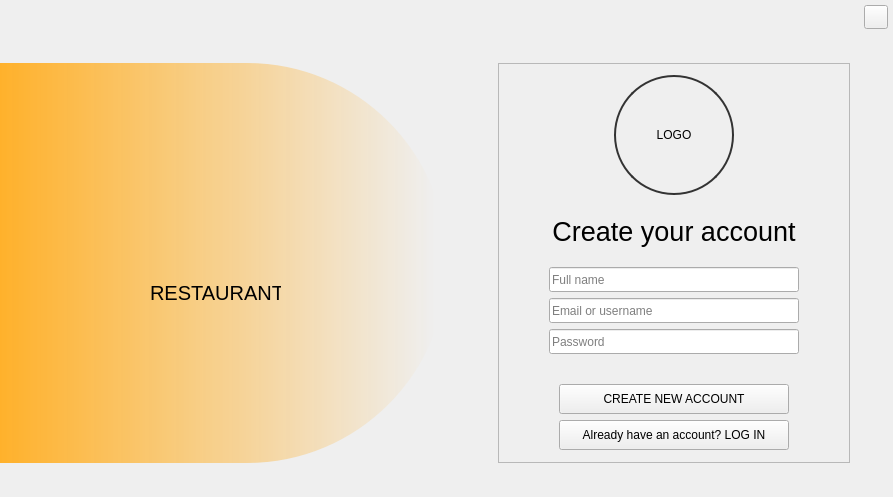
Qt form project/generated-files/ui/new_interface.ui (arishuynhvan/KTLT_K23416_Group2) before a commit.
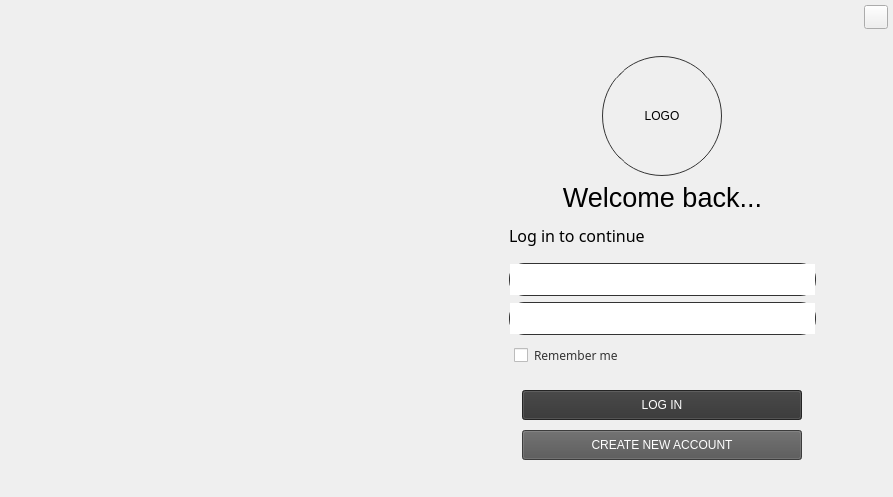
The same form after that commit. The open tabs and pages were chosen to show the change. Icons and pictures are not drawn. Custom widgets are drawn as their Qt base class.

Commit message: Implement Login Page

Diff of the .ui file:
```diff
--- a/project/generated-files/ui/new_interface.ui
+++ b/project/generated-files/ui/new_interface.ui
@@ -108,222 +108,21 @@
      <widget class="QStackedWidget" name="stackedWidget">
       <widget class="QWidget" name="Login_SignUp">
        <layout class="QVBoxLayout" name="verticalLayout_6">
-        <property name="spacing">
-         <number>0</number>
-        </property>
-        <property name="leftMargin">
-         <number>0</number>
-        </property>
-        <property name="topMargin">
-         <number>0</number>
-        </property>
-        <property name="rightMargin">
-         <number>0</number>
-        </property>
-        <property name="bottomMargin">
-         <number>0</number>
-        </property>
-        <item alignment="Qt::AlignVCenter">
+        <item>
          <widget class="QWidget" name="body_welcome" native="true">
           <layout class="QHBoxLayout" name="horizontalLayout_12">
-           <property name="spacing">
-            <number>0</number>
-           </property>
-           <property name="leftMargin">
-            <number>0</number>
-           </property>
-           <property name="topMargin">
-            <number>0</number>
-           </property>
-           <property name="rightMargin">
-            <number>0</number>
-           </property>
-           <property name="bottomMargin">
-            <number>0</number>
-           </property>
            <item>
-            <widget class="QCustomQStackedWidget" name="welcome_stackedWidget">
-             <property name="styleSheet">
-              <string notr="true">#welcome_stackedWidget {
- background-color: qlineargradient(spread:pad, x1:0, y1:0, x2:1, y2:0, stop:0 rgba(255, 177, 43, 255), stop:0.971591 rgba(255, 255, 255, 0), stop:1 rgba(255, 255, 255, 0));
-  border-top-right-radius:200px;
-  border-bottom-right-radius:200px;
-}
-#welcome_stackedWidget *{
-	background-color:transparent;
-}</string>
-             </property>
-             <property name="currentIndex">
-              <number>1</number>
-             </property>
-             <widget class="QWidget" name="left_login_page">
-              <property name="styleSheet">
-               <string notr="true" />
-              </property>
-              <layout class="QVBoxLayout" name="verticalLayout_14">
-               <property name="leftMargin">
-                <number>0</number>
-               </property>
-               <property name="rightMargin">
-                <number>0</number>
-               </property>
-               <item>
-                <widget class="QFrame" name="frame_3">
-                 <property name="sizePolicy">
-                  <sizepolicy hsizetype="Expanding" vsizetype="Expanding">
-                   <horstretch>0</horstretch>
-                   <verstretch>0</verstretch>
-                  </sizepolicy>
-                 </property>
-                 <property name="minimumSize">
-                  <size>
-                   <width>0</width>
-                   <height>0</height>
-                  </size>
-                 </property>
-                 <property name="maximumSize">
-                  <size>
-                   <width>16777215</width>
-                   <height>16777215</height>
-                  </size>
-                 </property>
-                 <property name="styleSheet">
-                  <string notr="true" />
-                 </property>
-                 <property name="frameShape">
-                  <enum>QFrame::StyledPanel</enum>
-                 </property>
-                 <property name="frameShadow">
-                  <enum>QFrame::Raised</enum>
-                 </property>
-                 <widget class="QLabel" name="label_3">
-                  <property name="geometry">
-                   <rect>
-                    <x>150</x>
-                    <y>200</y>
-                    <width>131</width>
-                    <height>41</height>
-                   </rect>
-                  </property>
-                  <property name="font">
-                   <font>
-                    <pointsize>15</pointsize>
-                   </font>
-                  </property>
-                  <property name="text">
-                   <string>RESTAURANT</string>
-                  </property>
-                 </widget>
-                </widget>
-               </item>
-              </layout>
-             </widget>
-             <widget class="QWidget" name="left_signup_page">
-              <property name="styleSheet">
-               <string notr="true" />
-              </property>
-              <layout class="QVBoxLayout" name="verticalLayout_15">
-               <property name="leftMargin">
-                <number>0</number>
-               </property>
-               <property name="rightMargin">
-                <number>0</number>
-               </property>
+            <widget class="QStackedWidget" name="stackedWidget_10">
+             <widget class="QWidget" name="left_login_page" />
+             <widget class="QWidget" name="left_signup_page" />
+            </widget>
+           </item>
                <item>
-                <widget class="QFrame" name="frame_4">
-                 <property name="sizePolicy">
-                  <sizepolicy hsizetype="Expanding" vsizetype="Expanding">
-                   <horstretch>0</horstretch>
-                   <verstretch>0</verstretch>
-                  </sizepolicy>
-                 </property>
-                 <property name="minimumSize">
-                  <size>
-                   <width>0</width>
-                   <height>0</height>
-                  </size>
-                 </property>
-                 <property name="maximumSize">
-                  <size>
-                   <width>16777215</width>
-                   <height>16777215</height>
-                  </size>
-                 </property>
-                 <property name="styleSheet">
-                  <string notr="true" />
-                 </property>
-                 <property name="frameShape">
-                  <enum>QFrame::StyledPanel</enum>
-                 </property>
-                 <property name="frameShadow">
-                  <enum>QFrame::Raised</enum>
-                 </property>
-                 <widget class="QLabel" name="label_2">
-                  <property name="geometry">
-                   <rect>
-                    <x>150</x>
-                    <y>190</y>
-                    <width>61</width>
-                    <height>31</height>
-                   </rect>
-                  </property>
-                  <property name="font">
-                   <font>
-                    <pointsize>15</pointsize>
-                   </font>
-                  </property>
-                  <property name="text">
-                   <string>Food</string>
-                  </property>
-                 </widget>
-                </widget>
-               </item>
-              </layout>
-             </widget>
-            </widget>
-           </item>
-           <item>
-            <widget class="QCustomQStackedWidget" name="login_signup_stackedWidget">
-             <property name="cursor">
-              <cursorShape>ArrowCursor</cursorShape>
-             </property>
-             <property name="currentIndex">
-              <number>1</number>
-             </property>
+            <widget class="QStackedWidget" name="stackedWidget_11">
              <widget class="QWidget" name="right_login_page">
               <layout class="QVBoxLayout" name="verticalLayout_3">
-               <property name="topMargin">
-                <number>0</number>
-               </property>
-               <property name="rightMargin">
-                <number>0</number>
-               </property>
-               <property name="bottomMargin">
-                <number>0</number>
-               </property>
                <item alignment="Qt::AlignHCenter">
-                <widget class="QFrame" name="frame">
-                 <property name="frameShape">
-                  <enum>QFrame::StyledPanel</enum>
-                 </property>
-                 <property name="frameShadow">
-                  <enum>QFrame::Raised</enum>
-                 </property>
-                 <layout class="QVBoxLayout" name="verticalLayout_4">
-                  <property name="leftMargin">
-                   <number>0</number>
-                  </property>
-                  <property name="topMargin">
-                   <number>0</number>
-                  </property>
-                  <property name="rightMargin">
-                   <number>0</number>
-                  </property>
-                  <property name="bottomMargin">
-                   <number>0</number>
-                  </property>
-                  <item alignment="Qt::AlignHCenter">
-                   <widget class="QLabel" name="login_photo_label">
+                <widget class="QLabel" name="profile_photo">
                     <property name="minimumSize">
                      <size>
                       <width>120</width>
@@ -337,7 +136,7 @@
                      </size>
                     </property>
                     <property name="styleSheet">
-                     <string notr="true">border-radius: 60px;  border: 1.5px solid #333;</string>
+                  <string notr="true">border-radius: 60px;  border: 1px solid #333;</string>
                     </property>
                     <property name="text">
                      <string>LOGO</string>
@@ -347,7 +146,7 @@
                     </property>
                    </widget>
                   </item>
-                  <item alignment="Qt::AlignHCenter">
+               <item>
                    <widget class="QLabel" name="label_21">
                     <property name="sizePolicy">
                      <sizepolicy hsizetype="Preferred" vsizetype="Preferred">
@@ -403,48 +202,48 @@
                     </item>
                     <item>
                      <layout class="QVBoxLayout" name="verticalLayout_8">
-                      <property name="sizeConstraint">
-                       <enum>QLayout::SetMinimumSize</enum>
-                      </property>
                       <property name="topMargin">
                        <number>10</number>
                       </property>
-                      <property name="rightMargin">
-                       <number>0</number>
-                      </property>
                       <property name="bottomMargin">
                        <number>15</number>
                       </property>
                       <item>
-                       <widget class="QLineEdit" name="login_username_lineEdit">
+                    <widget class="QTextEdit" name="username_textEdit">
                         <property name="minimumSize">
                          <size>
-                          <width>250</width>
-                          <height>25</height>
-                         </size>
-                        </property>
+                       <width>200</width>
+                       <height>30</height>
+                      </size>
+                     </property>
+                     <property name="maximumSize">
+                      <size>
+                       <width>16777215</width>
+                       <height>35</height>
+                      </size>
+                     </property>
                         <property name="styleSheet">
-                         <string notr="true" />
-                        </property>
-                        <property name="placeholderText">
-                         <string>Email or username</string>
-                        </property>
+                      <string notr="true">border-radius:15px; border: 1px solid #333;</string>
+                     </property>
                        </widget>
                       </item>
                       <item>
-                       <widget class="QLineEdit" name="login_password_lineEdit">
+                    <widget class="QTextEdit" name="username_textEdit_2">
                         <property name="minimumSize">
                          <size>
-                          <width>250</width>
-                          <height>25</height>
-                         </size>
-                        </property>
+                       <width>200</width>
+                       <height>30</height>
+                      </size>
+                     </property>
+                     <property name="maximumSize">
+                      <size>
+                       <width>16777215</width>
+                       <height>35</height>
+                      </size>
+                     </property>
                         <property name="styleSheet">
-                         <string notr="true" />
-                        </property>
-                        <property name="placeholderText">
-                         <string>Password</string>
-                        </property>
+                      <string notr="true">border-radius:15px; border: 1px solid #333;</string>
+                     </property>
                        </widget>
                       </item>
                       <item>
@@ -483,13 +282,13 @@
                        <widget class="QPushButton" name="login_button">
                         <property name="minimumSize">
                          <size>
-                          <width>230</width>
+                       <width>280</width>
                           <height>30</height>
                          </size>
                         </property>
                         <property name="maximumSize">
                          <size>
-                          <width>230</width>
+                       <width>280</width>
                           <height>30</height>
                          </size>
                         </property>
@@ -497,7 +296,7 @@
                          <cursorShape>PointingHandCursor</cursorShape>
                         </property>
                         <property name="styleSheet">
-                         <string notr="true" />
+                      <string notr="true">background-color:#333;color:white</string>
                         </property>
                         <property name="text">
                          <string>LOG IN</string>
@@ -508,13 +307,13 @@
                        <widget class="QPushButton" name="to_signup_button">
                         <property name="minimumSize">
                          <size>
-                          <width>230</width>
+                       <width>280</width>
                           <height>30</height>
                          </size>
                         </property>
                         <property name="maximumSize">
                          <size>
-                          <width>230</width>
+                       <width>280</width>
                           <height>30</height>
                          </size>
                         </property>
@@ -522,7 +321,7 @@
                          <cursorShape>PointingHandCursor</cursorShape>
                         </property>
                         <property name="styleSheet">
-                         <string notr="true" />
+                      <string notr="true">background-color:#545454;color:white</string>
                         </property>
                         <property name="text">
                          <string>CREATE NEW ACCOUNT</string>
@@ -535,271 +334,7 @@
                   </item>
                  </layout>
                 </widget>
-               </item>
-              </layout>
-             </widget>
-             <widget class="QWidget" name="right_signup_page">
-              <layout class="QVBoxLayout" name="verticalLayout_13">
-               <property name="leftMargin">
-                <number>9</number>
-               </property>
-               <property name="topMargin">
-                <number>0</number>
-               </property>
-               <property name="rightMargin">
-                <number>0</number>
-               </property>
-               <property name="bottomMargin">
-                <number>0</number>
-               </property>
-               <item alignment="Qt::AlignHCenter">
-                <widget class="QFrame" name="frame_2">
-                 <property name="frameShape">
-                  <enum>QFrame::StyledPanel</enum>
-                 </property>
-                 <property name="frameShadow">
-                  <enum>QFrame::Raised</enum>
-                 </property>
-                 <layout class="QVBoxLayout" name="verticalLayout_9">
-                  <property name="spacing">
-                   <number>0</number>
-                  </property>
-                  <property name="leftMargin">
-                   <number>0</number>
-                  </property>
-                  <property name="topMargin">
-                   <number>0</number>
-                  </property>
-                  <property name="rightMargin">
-                   <number>0</number>
-                  </property>
-                  <property name="bottomMargin">
-                   <number>0</number>
-                  </property>
-                  <item alignment="Qt::AlignHCenter">
-                   <widget class="QLabel" name="signup_photo_label">
-                    <property name="minimumSize">
-                     <size>
-                      <width>120</width>
-                      <height>120</height>
-                     </size>
-                    </property>
-                    <property name="maximumSize">
-                     <size>
-                      <width>120</width>
-                      <height>120</height>
-                     </size>
-                    </property>
-                    <property name="styleSheet">
-                     <string notr="true">border-radius: 60px;  border: 1.5px solid #333;</string>
-                    </property>
-                    <property name="text">
-                     <string>LOGO</string>
-                    </property>
-                    <property name="alignment">
-                     <set>Qt::AlignCenter</set>
-                    </property>
-                   </widget>
-                  </item>
-                  <item alignment="Qt::AlignHCenter">
-                   <widget class="QLabel" name="label_31">
-                    <property name="sizePolicy">
-                     <sizepolicy hsizetype="Preferred" vsizetype="Preferred">
-                      <horstretch>0</horstretch>
-                      <verstretch>0</verstretch>
-                     </sizepolicy>
-                    </property>
-                    <property name="maximumSize">
-                     <size>
-                      <width>16777215</width>
-                      <height>50</height>
-                     </size>
-                    </property>
-                    <property name="font">
-                     <font>
-                      <pointsize>20</pointsize>
-                     </font>
-                    </property>
-                    <property name="text">
-                     <string>Create your account</string>
-                    </property>
-                    <property name="scaledContents">
-                     <bool>true</bool>
-                    </property>
-                    <property name="alignment">
-                     <set>Qt::AlignCenter</set>
-                    </property>
-                   </widget>
-                  </item>
-                  <item>
-                   <layout class="QVBoxLayout" name="verticalLayout_10">
-                    <property name="leftMargin">
-                     <number>50</number>
-                    </property>
-                    <property name="topMargin">
-                     <number>0</number>
-                    </property>
-                    <property name="rightMargin">
-                     <number>50</number>
-                    </property>
-                    <property name="bottomMargin">
-                     <number>0</number>
-                    </property>
-                    <item>
-                     <layout class="QVBoxLayout" name="verticalLayout_11">
-                      <property name="spacing">
-                       <number>6</number>
-                      </property>
-                      <property name="sizeConstraint">
-                       <enum>QLayout::SetMinimumSize</enum>
-                      </property>
-                      <property name="topMargin">
-                       <number>0</number>
-                      </property>
-                      <property name="rightMargin">
-                       <number>0</number>
-                      </property>
-                      <property name="bottomMargin">
-                       <number>15</number>
-                      </property>
-                      <item>
-                       <widget class="QLineEdit" name="full_name_lineEdit">
-                        <property name="sizePolicy">
-                         <sizepolicy hsizetype="Preferred" vsizetype="Preferred">
-                          <horstretch>0</horstretch>
-                          <verstretch>0</verstretch>
-                         </sizepolicy>
-                        </property>
-                        <property name="minimumSize">
-                         <size>
-                          <width>250</width>
-                          <height>25</height>
-                         </size>
-                        </property>
-                        <property name="maximumSize">
-                         <size>
-                          <width>250</width>
-                          <height>25</height>
-                         </size>
-                        </property>
-                        <property name="styleSheet">
-                         <string notr="true" />
-                        </property>
-                        <property name="text">
-                         <string />
-                        </property>
-                        <property name="placeholderText">
-                         <string>Full name</string>
-                        </property>
-                       </widget>
-                      </item>
-                      <item>
-                       <widget class="QLineEdit" name="signup_username_lineEdit">
-                        <property name="minimumSize">
-                         <size>
-                          <width>0</width>
-                          <height>25</height>
-                         </size>
-                        </property>
-                        <property name="styleSheet">
-                         <string notr="true" />
-                        </property>
-                        <property name="placeholderText">
-                         <string>Email or username</string>
-                        </property>
-                       </widget>
-                      </item>
-                      <item>
-                       <widget class="QLineEdit" name="signup_password_lineEdit">
-                        <property name="minimumSize">
-                         <size>
-                          <width>0</width>
-                          <height>25</height>
-                         </size>
-                        </property>
-                        <property name="styleSheet">
-                         <string notr="true" />
-                        </property>
-                        <property name="placeholderText">
-                         <string>Password</string>
-                        </property>
-                       </widget>
-                      </item>
-                     </layout>
-                    </item>
-                    <item>
-                     <layout class="QVBoxLayout" name="verticalLayout_12">
-                      <property name="spacing">
-                       <number>6</number>
-                      </property>
-                      <property name="sizeConstraint">
-                       <enum>QLayout::SetMaximumSize</enum>
-                      </property>
-                      <property name="topMargin">
-                       <number>15</number>
-                      </property>
-                      <property name="bottomMargin">
-                       <number>0</number>
-                      </property>
-                      <item alignment="Qt::AlignHCenter">
-                       <widget class="QPushButton" name="signup_button">
-                        <property name="minimumSize">
-                         <size>
-                          <width>230</width>
-                          <height>30</height>
-                         </size>
-                        </property>
-                        <property name="maximumSize">
-                         <size>
-                          <width>230</width>
-                          <height>30</height>
-                         </size>
-                        </property>
-                        <property name="cursor">
-                         <cursorShape>PointingHandCursor</cursorShape>
-                        </property>
-                        <property name="styleSheet">
-                         <string notr="true" />
-                        </property>
-                        <property name="text">
-                         <string>CREATE NEW ACCOUNT</string>
-                        </property>
-                       </widget>
-                      </item>
-                      <item alignment="Qt::AlignHCenter">
-                       <widget class="QPushButton" name="to_login_button">
-                        <property name="minimumSize">
-                         <size>
-                          <width>230</width>
-                          <height>30</height>
-                         </size>
-                        </property>
-                        <property name="maximumSize">
-                         <size>
-                          <width>230</width>
-                          <height>30</height>
-                         </size>
-                        </property>
-                        <property name="cursor">
-                         <cursorShape>PointingHandCursor</cursorShape>
-                        </property>
-                        <property name="styleSheet">
-                         <string notr="true" />
-                        </property>
-                        <property name="text">
-                         <string>Already have an account? LOG IN</string>
-                        </property>
-                       </widget>
-                      </item>
-                     </layout>
-                    </item>
-                   </layout>
-                  </item>
-                 </layout>
-                </widget>
-               </item>
-              </layout>
-             </widget>
+             <widget class="QWidget" name="right_signup_page" />
             </widget>
            </item>
           </layout>
@@ -1188,13 +723,5 @@
    </layout>
   </widget>
  </widget>
- <customwidgets>
-  <customwidget>
-   <class>QCustomQStackedWidget</class>
-   <extends>QStackedWidget</extends>
-   <header>Custom_Widgets.QCustomQStackedWidget.h</header>
-   <container>1</container>
-  </customwidget>
- <customwidget><class>QPushButton</class><extends>QPushButton</extends><header location="global">Custom_Widgets.Theme.h</header><container>1</container></customwidget><customwidget><class>QLabel</class><extends>QLabel</extends><header location="global">Custom_Widgets.Theme.h</header><container>1</container></customwidget></customwidgets>
  <connections />
-</ui>
+<customwidgets><customwidget><class>QPushButton</class><extends>QPushButton</extends><header location="global">Custom_Widgets.Theme.h</header><container>1</container></customwidget><customwidget><class>QLabel</class><extends>QLabel</extends><header location="global">Custom_Widgets.Theme.h</header><container>1</container></customwidget></customwidgets></ui>
```
Left out of the diff: 142 changed lines with no effect on the pictures. Lines whose indentation alone changed are shown as unchanged. The commit also changes 4 other files.
